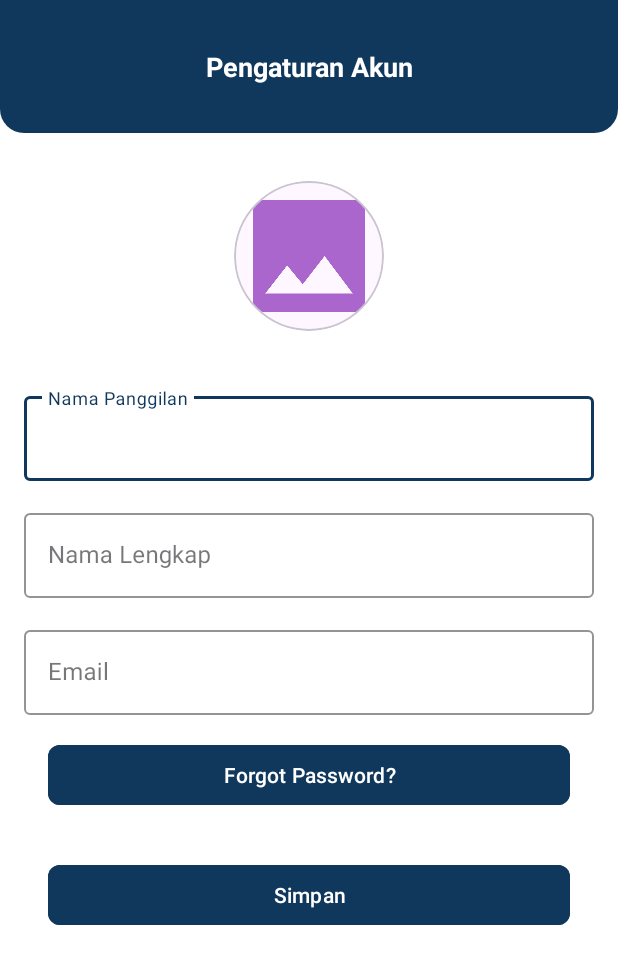
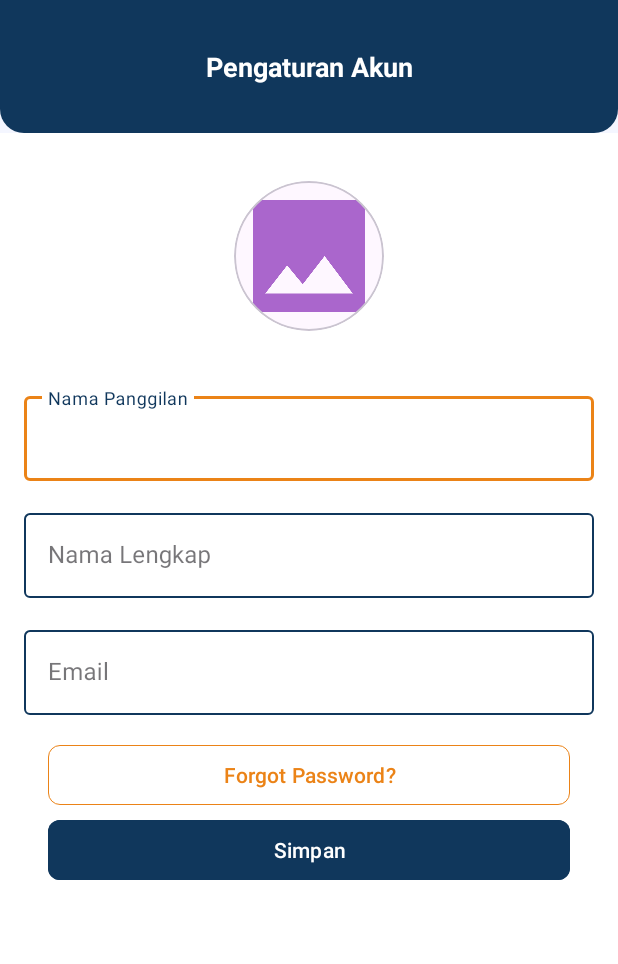
Before and after one commit to andregtproject/HonDealz, an Android app: the EditProfileActivity screen opened directly, with no data from a screen before it, on a phone screen of 412 x 824 dp. Shown: the top 964 px of the screen. Run offline under Robolectric (Android 15) with nearby library versions, the phone set to English and light mode, and no system bars.

Commit message:
TODO: Bug Background Edit Profile, Email Forgot Password.

```diff
--- a/app/src/main/res/layout/activity_edit_profile.xml
+++ b/app/src/main/res/layout/activity_edit_profile.xml
@@ -3,7 +3,7 @@
     xmlns:app="http://schemas.android.com/apk/res-auto"
     android:layout_width="match_parent"
     android:layout_height="match_parent"
-    android:background="@color/white">
+    android:background="@color/colorSecondary">
 
     <com.google.android.material.appbar.AppBarLayout
         android:id="@+id/app_bar_layout"
@@ -68,7 +68,7 @@
                 android:layout_height="wrap_content"
                 android:layout_marginTop="38dp"
                 style="@style/Widget.MaterialComponents.TextInputLayout.OutlinedBox"
-                app:boxStrokeColor="@color/colorPrimary">
+                app:boxStrokeColor="@color/box_stroke_color">
 
                 <com.google.android.material.textfield.TextInputEditText
                     android:id="@+id/etUsername"
@@ -83,7 +83,7 @@
                 android:layout_height="wrap_content"
                 android:layout_marginTop="16dp"
                 style="@style/Widget.MaterialComponents.TextInputLayout.OutlinedBox"
-                app:boxStrokeColor="@color/colorPrimary">
+                app:boxStrokeColor="@color/box_stroke_color">
 
                 <com.google.android.material.textfield.TextInputEditText
                     android:id="@+id/etFullName"
@@ -98,7 +98,7 @@
                 android:layout_height="wrap_content"
                 android:layout_marginTop="16dp"
                 style="@style/Widget.MaterialComponents.TextInputLayout.OutlinedBox"
-                app:boxStrokeColor="@color/colorPrimary">
+                app:boxStrokeColor="@color/box_stroke_color">
 
                 <com.google.android.material.textfield.TextInputEditText
                     android:id="@+id/etEmail"
@@ -112,23 +112,25 @@
                 android:id="@+id/btnForgotPassword"
                 android:layout_width="match_parent"
                 android:layout_height="wrap_content"
-                android:layout_marginTop="16dp"
-                android:backgroundTint="@color/box_stroke_color"
                 android:layout_margin="16dp"
+                android:text="@string/forgot_password"
+                android:textColor="@color/colorAccent"
+                app:backgroundTint="@android:color/transparent"
                 app:cornerRadius="8dp"
-                android:text="@string/forgot_password"
-                android:textColor="@color/white" />
+                app:strokeColor="@color/colorAccent"
+                app:strokeWidth="0.6dp" />
 
             <com.google.android.material.button.MaterialButton
                 android:id="@+id/btnSave"
                 android:layout_width="match_parent"
                 android:layout_height="wrap_content"
-                android:layout_marginTop="24dp"
-                android:backgroundTint="@color/colorPrimary"
-                android:layout_margin="16dp"
+                android:layout_marginStart="16dp"
+                android:layout_marginEnd="16dp"
+                android:layout_marginBottom="16dp"
+                android:layout_marginTop="-14dp"
                 app:cornerRadius="8dp"
                 android:text="@string/save"
-                android:textColor="@color/white" />
+                android:backgroundTint="@color/colorPrimary" />
 
         </LinearLayout>
     </ScrollView>
--- a/app/src/main/res/layout/fragment_profile.xml
+++ b/app/src/main/res/layout/fragment_profile.xml
@@ -311,7 +311,7 @@
         android:text="@string/report_bug"
         app:backgroundTint="@android:color/transparent" />
 
-    <Button
+    <com.google.android.material.button.MaterialButton
         android:id="@+id/logoutButton"
         android:layout_width="match_parent"
         android:layout_height="wrap_content"
```
